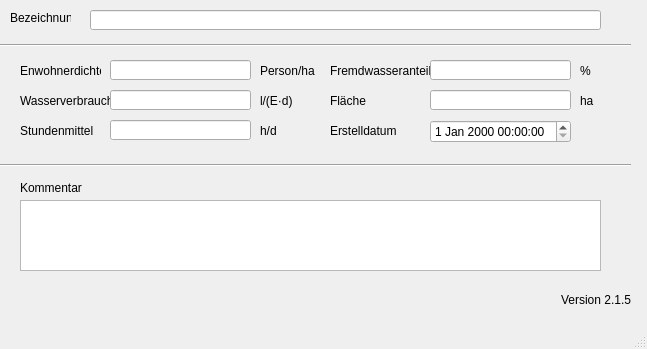
Above: qkan/importhe/templates/teilgebiete.ui from hoettges/QKan before the change. Below: the same form after it.
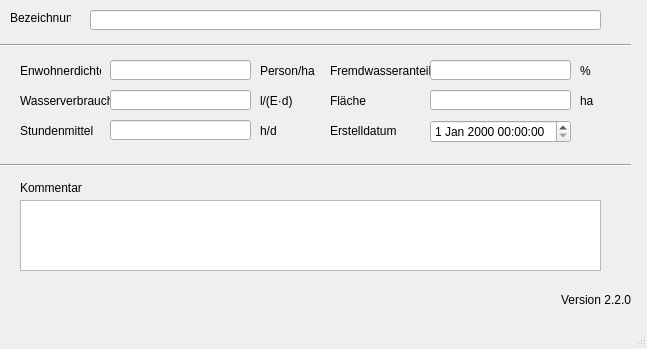
That is the form after the change. Custom widgets are drawn as their Qt base class.

Diff of the .ui file:
```diff
--- a/qkan/importhe/templates/teilgebiete.ui
+++ b/qkan/importhe/templates/teilgebiete.ui
@@ -305,7 +305,7 @@
      <string>Version QKan Import</string>
     </property>
     <property name="text">
-     <string>Version 2.1.5</string>
+     <string>Version 2.2.0</string>
     </property>
     <property name="alignment">
      <set>Qt::AlignRight|Qt::AlignTrailing|Qt::AlignVCenter</set>
```
